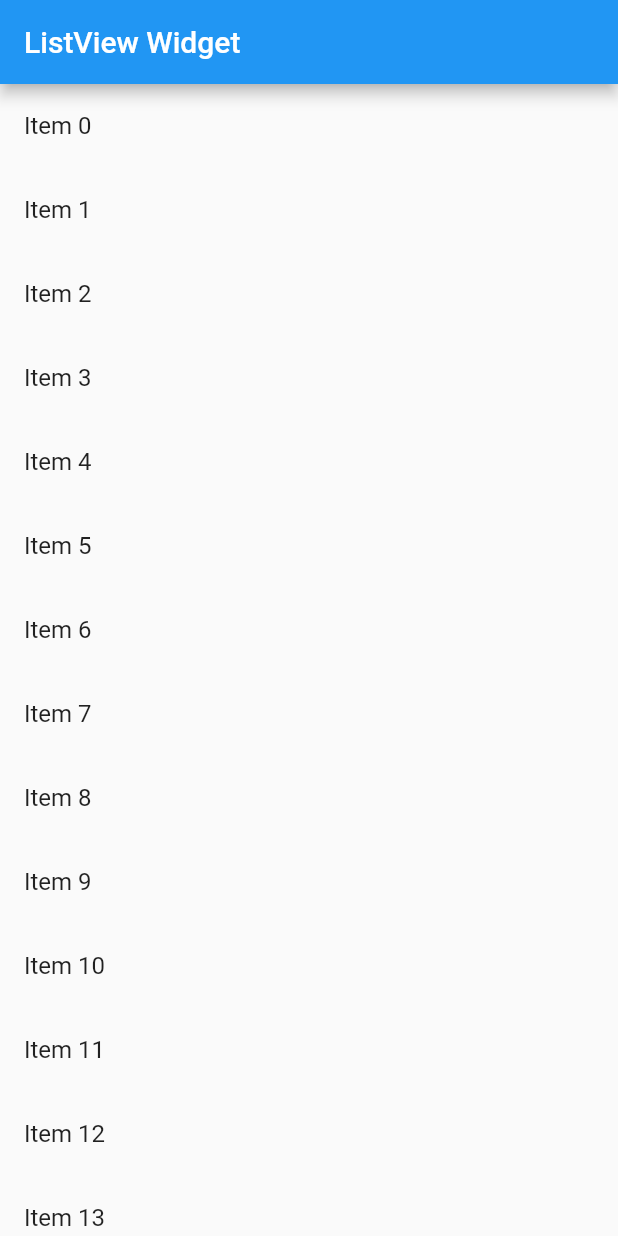
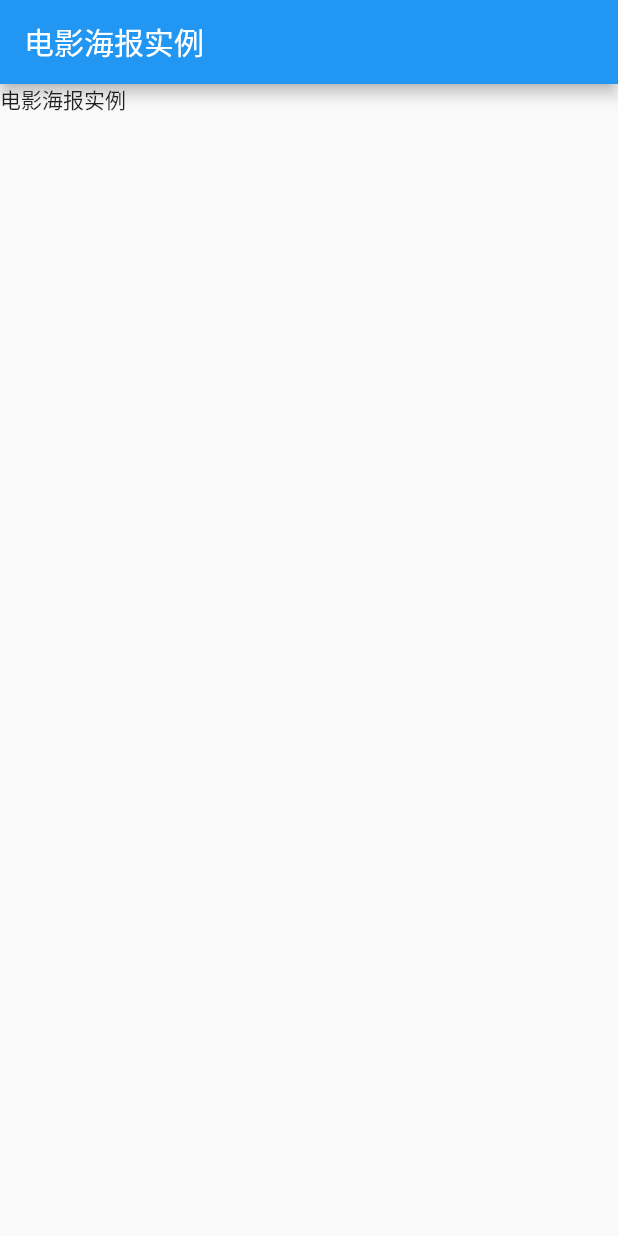
Before and after one commit to kunoka/demo001, a Flutter app: the screen it shows after launch, on a phone screen of 412 x 824 dp. Run offline on Flutter 3.47's test engine with Material 2 defaults, Android fonts, the phone set to English and light mode, and no system bars.

Commit message:
4-1 电影海报实例代码基本结构的建立

```diff
--- a/lib/main.dart
+++ b/lib/main.dart
@@ -1,40 +1,18 @@
 import 'package:flutter/material.dart';
 
-void main() => runApp(MyApp(
-  items: new List<String>.generate(1000, (index) => "Item $index")
-));
+void main() => runApp(MyApp());
 
 class MyApp extends StatelessWidget {
-  final List<String> items;
-  MyApp({Key key, @required this.items}):super(key:key);
-
-
   @override
-  Widget build(BuildContext context) {
+  Widget build(BuildContext context){
     return MaterialApp(
-        title: 'IMooc Flutter Demo',
-        home: Scaffold(
-            appBar: new AppBar(
-              title: new Text('ListView Widget')
-              ),
-            body: new ListView.builder(
-              itemCount: items.length,
-              itemBuilder: (context, index){
-                return new ListTile(
-                  title: new Text('${items[index]}')
-                );
-              }
-              )));
-}
-}
-class Mylist extends StatelessWidget {
-  @override
-  Widget build(BuildContext context) {
-    return ListView(scrollDirection: Axis.horizontal, children: <Widget>[
-      new Container(width: 180.0, color: Colors.lightBlue),
-      new Container(width: 180.0, color: Colors.amber),
-      new Container(width: 180.0, color: Colors.deepPurpleAccent),
-        new Container(width: 180.0, color: Colors.redAccent)
-    ]);
+      title: '电影海报实例',
+      home: Scaffold(
+        appBar: AppBar(
+          title: Text('电影海报实例')
+        ),
+        body: Text('电影海报实例')
+      )
+      );
   }
 }
```
